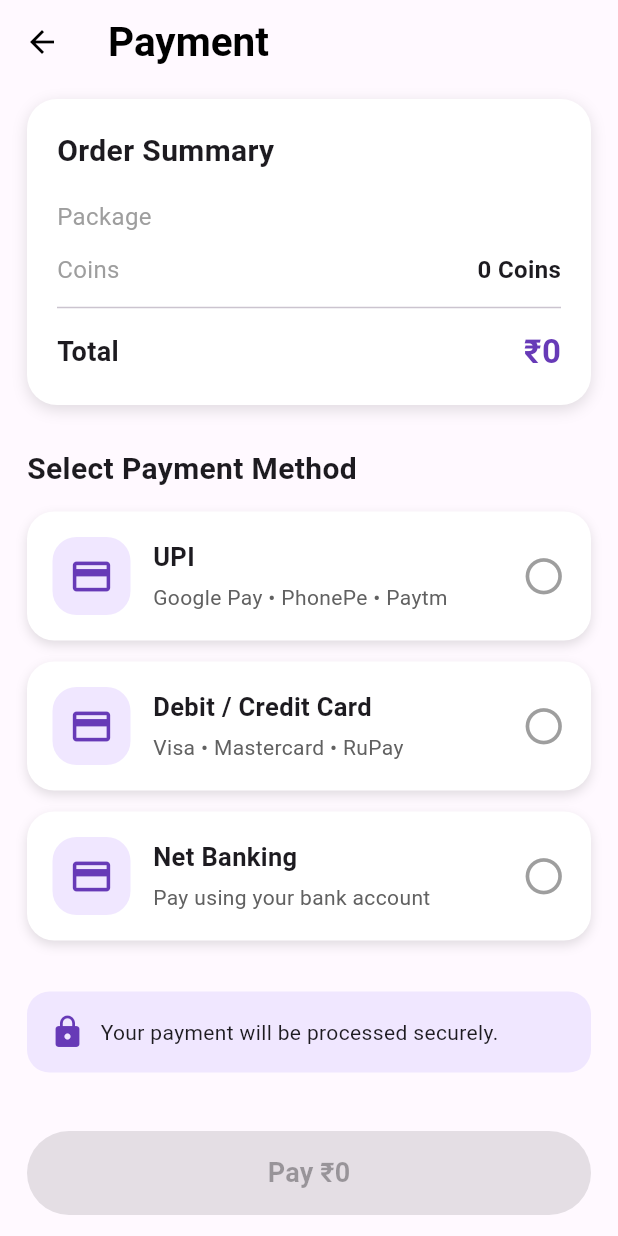
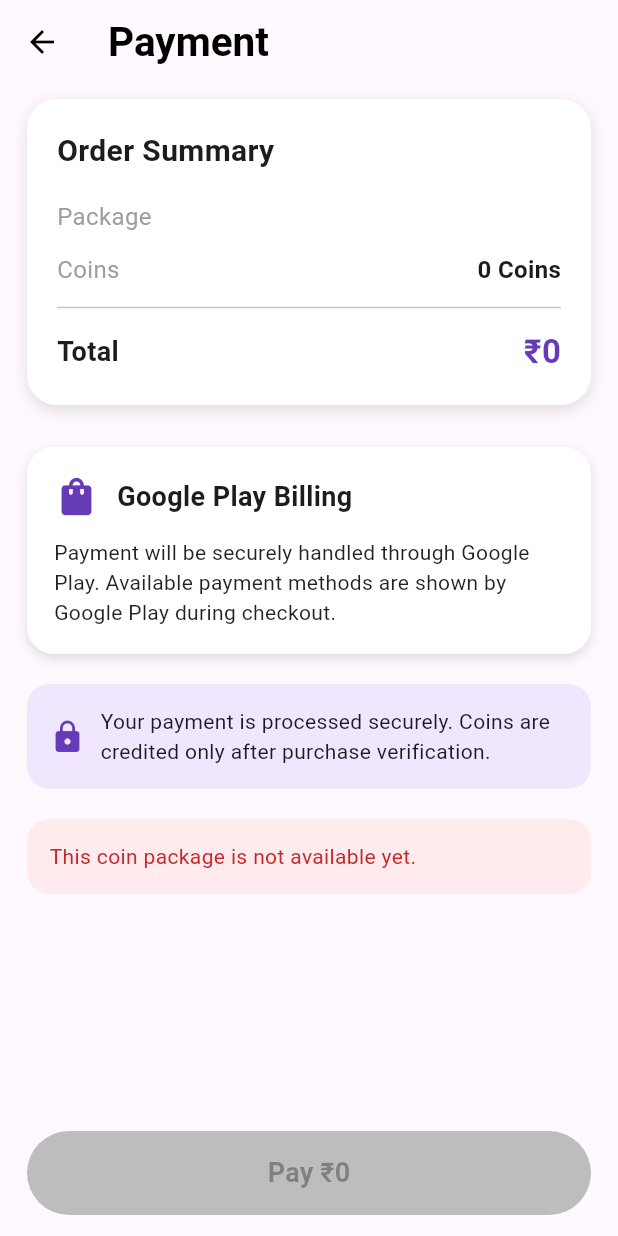
Before and after one commit to klofmanju221-alt/Mchat, a Flutter app: the PaymentScreen screen opened directly with empty values, on a phone screen of 412 x 824 dp. Run offline on Flutter 3.47's test engine with Material 3 defaults, Android fonts, the phone set to English and light mode, and no system bars; our stand-ins replace cloud_firestore, firebase_auth, firebase_core, in_app_purchase; accounts and stored records are empty.

Commit message:
Update payment_screen.dart

```diff
--- a/lib/payment_screen.dart
+++ b/lib/payment_screen.dart
@@ -1,4 +1,7 @@
 import 'package:flutter/material.dart';
+import 'package:in_app_purchase/in_app_purchase.dart';
+
+import 'payment_service.dart';
 
 class PaymentScreen extends StatefulWidget {
   final String packageName;
@@ -20,7 +23,195 @@ class _PaymentScreenState extends State<PaymentScreen> {
   static const Color primaryColor = Color(0xFF673AB7);
   static const Color backgroundColor = Color(0xFFFFF9FF);
 
-  String selectedMethod = '';
+  final PaymentService _paymentService = PaymentService.instance;
+
+  ProductDetails? _product;
+  bool _loading = true;
+  bool _purchasing = false;
+  String? _errorMessage;
+
+  @override
+  void initState() {
+    super.initState();
+
+    _loadProduct();
+
+    _paymentService.listenToPurchases(_handlePurchase);
+  }
+
+  Future<void> _loadProduct() async {
+    try {
+      final products = await _paymentService.loadProducts();
+
+      final productId = _productIdForCoins(widget.coins);
+
+      ProductDetails? found;
+
+      for (final product in products) {
+        if (product.id == productId) {
+          found = product;
+          break;
+        }
+      }
+
+      if (!mounted) return;
+
+      setState(() {
+        _product = found;
+        _loading = false;
+
+        if (found == null) {
+          _errorMessage =
+              'This coin package is not available yet.';
+        }
+      });
+    } catch (e) {
+      if (!mounted) return;
+
+      setState(() {
+        _loading = false;
+        _errorMessage = 'Unable to load payment details.';
+      });
+    }
+  }
+
+  String _productIdForCoins(int coins) {
+    switch (coins) {
+      case 1000:
+        return 'coins_1000';
+
+      case 5000:
+        return 'coins_5000';
+
+      case 10000:
+        return 'coins_10000';
+
+      case 25000:
+        return 'coins_25000';
+
+      case 50000:
+        return 'coins_50000';
+
+      case 100000:
+        return 'coins_100000';
+
+      case 250000:
+        return 'coins_250000';
+
+      case 500000:
+        return 'coins_500000';
+
+      case 1000000:
+        return 'coins_1000000';
+
+      case 2500000:
+        return 'coins_2500000';
+
+      default:
+        return '';
+    }
+  }
+
+  Future<void> _startPurchase() async {
+    if (_product == null || _purchasing) {
+      return;
+    }
+
+    setState(() {
+      _purchasing = true;
+    });
+
+    try {
+      final started = await _paymentService.buyCoins(_product!);
+
+      if (!started && mounted) {
+        setState(() {
+          _purchasing = false;
+        });
+
+        _showMessage(
+          'Unable to start the purchase.',
+        );
+      }
+    } catch (e) {
+      if (!mounted) return;
+
+      setState(() {
+        _purchasing = false;
+      });
+
+      _showMessage(
+        'Payment could not be started.',
+      );
+    }
+  }
+
+  void _handlePurchase(PurchaseDetails purchase) {
+    if (!mounted) return;
+
+    if (purchase.status == PurchaseStatus.pending) {
+      setState(() {
+        _purchasing = true;
+      });
+
+      return;
+    }
+
+    if (purchase.status == PurchaseStatus.error) {
+      setState(() {
+        _purchasing = false;
+      });
+
+      _showMessage(
+        purchase.error?.message ??
+            'Payment failed.',
+      );
+
+      return;
+    }
+
+    if (purchase.status == PurchaseStatus.canceled) {
+      setState(() {
+        _purchasing = false;
+      });
+
+      _showMessage(
+        'Payment was cancelled.',
+      );
+
+      return;
+    }
+
+    if (purchase.status == PurchaseStatus.purchased ||
+        purchase.status == PurchaseStatus.restored) {
+      setState(() {
+        _purchasing = false;
+      });
+
+      // IMPORTANT:
+      // Do NOT add coins here yet.
+      //
+      // The purchase must be verified on a trusted
+      // backend/server before coins are credited.
+      _showMessage(
+        'Purchase received. Verification is required before coins are credited.',
+      );
+    }
+  }
+
+  void _showMessage(String message) {
+    ScaffoldMessenger.of(context).showSnackBar(
+      SnackBar(
+        content: Text(message),
+      ),
+    );
+  }
+
+  @override
+  void dispose() {
+    _paymentService.dispose();
+    super.dispose();
+  }
 
   @override
   Widget build(BuildContext context) {
@@ -57,9 +248,10 @@ class _PaymentScreenState extends State<PaymentScreen> {
         ),
 
         child: Column(
-          crossAxisAlignment: CrossAxisAlignment.start,
+          crossAxisAlignment:
+              CrossAxisAlignment.start,
+
           children: [
-
             // =====================================================
             // ORDER SUMMARY
             // =====================================================
@@ -70,7 +262,8 @@ class _PaymentScreenState extends State<PaymentScreen> {
 
               decoration: BoxDecoration(
                 color: Colors.white,
-                borderRadius: BorderRadius.circular(20),
+                borderRadius:
+                    BorderRadius.circular(20),
 
                 boxShadow: const [
                   BoxShadow(
@@ -86,7 +279,6 @@ class _PaymentScreenState extends State<PaymentScreen> {
                     CrossAxisAlignment.start,
 
                 children: [
-
                   const Text(
                     'Order Summary',
                     style: TextStyle(
@@ -180,44 +372,71 @@ class _PaymentScreenState extends State<PaymentScreen> {
             const SizedBox(height: 28),
 
             // =====================================================
-            // PAYMENT METHODS
+            // GOOGLE PLAY BILLING
             // =====================================================
 
-            const Text(
-              'Select Payment Method',
+            Container(
+              width: double.infinity,
+              padding: const EdgeInsets.all(18),
+
+              decoration: BoxDecoration(
+                color: Colors.white,
+                borderRadius:
+                    BorderRadius.circular(18),
+
+                boxShadow: const [
+                  BoxShadow(
+                    color: Colors.black12,
+                    blurRadius: 6,
+                    offset: Offset(0, 3),
+                  ),
+                ],
+              ),
+
+              child: const Column(
+                crossAxisAlignment:
+                    CrossAxisAlignment.start,
+
+                children: [
+                  Row(
+                    children: [
+                      Icon(
+                        Icons.shopping_bag,
+                        color: primaryColor,
+                        size: 30,
+                      ),
+
+                      SizedBox(width: 12),
+
+                      Expanded(
+                        child: Text(
+                          'Google Play Billing',
                           style: TextStyle(
-                fontSize: 20,
+                            fontSize: 18,
                             fontWeight: FontWeight.bold,
                           ),
                         ),
-
-            const SizedBox(height: 14),
-
-            _paymentMethod(
-              id: 'UPI',
-              title: 'UPI',
-              subtitle: 'Google Pay • PhonePe • Paytm',
-              icon: Icons.account_balance_wallet,
+                      ),
+                    ],
                   ),
 
-            _paymentMethod(
-              id: 'CARD',
-              title: 'Debit / Credit Card',
-              subtitle: 'Visa • Mastercard • RuPay',
-              icon: Icons.credit_card,
+                  SizedBox(height: 12),
+
+                  Text(
+                    'Payment will be securely handled through Google Play. Available payment methods are shown by Google Play during checkout.',
+                    style: TextStyle(
+                      fontSize: 14,
+                      color: Colors.black87,
                     ),
-
-            _paymentMethod(
-              id: 'NETBANKING',
-              title: 'Net Banking',
-              subtitle: 'Pay using your bank account',
-              icon: Icons.account_balance,
+                  ),
+                ],
+              ),
             ),
 
             const SizedBox(height: 20),
 
             // =====================================================
-            // SECURITY MESSAGE
+            // SECURITY
             // =====================================================
 
             Container(
@@ -226,7 +445,8 @@ class _PaymentScreenState extends State<PaymentScreen> {
 
               decoration: BoxDecoration(
                 color: const Color(0xFFF0E7FF),
-                borderRadius: BorderRadius.circular(15),
+                borderRadius:
+                    BorderRadius.circular(15),
               ),
 
               child: const Row(
@@ -240,7 +460,7 @@ class _PaymentScreenState extends State<PaymentScreen> {
 
                   Expanded(
                     child: Text(
-                      'Your payment will be processed securely.',
+                      'Your payment is processed securely. Coins are credited only after purchase verification.',
                       style: TextStyle(
                         fontSize: 14,
                       ),
@@ -249,6 +469,29 @@ class _PaymentScreenState extends State<PaymentScreen> {
                 ],
               ),
             ),
+
+            if (_errorMessage != null) ...[
+              const SizedBox(height: 20),
+
+              Container(
+                width: double.infinity,
+                padding: const EdgeInsets.all(15),
+
+                decoration: BoxDecoration(
+                  color: Colors.red.shade50,
+                  borderRadius:
+                      BorderRadius.circular(15),
+                ),
+
+                child: Text(
+                  _errorMessage!,
+                  style: TextStyle(
+                    color: Colors.red.shade800,
+                    fontSize: 14,
+                  ),
+                ),
+              ),
+            ],
           ],
         ),
       ),
@@ -272,6 +515,9 @@ class _PaymentScreenState extends State<PaymentScreen> {
             style: ElevatedButton.styleFrom(
               backgroundColor: primaryColor,
               foregroundColor: Colors.white,
+              disabledBackgroundColor:
+                  Colors.grey.shade400,
+
               elevation: 3,
 
               shape: RoundedRectangleBorder(
@@ -280,21 +526,27 @@ class _PaymentScreenState extends State<PaymentScreen> {
               ),
             ),
 
-            onPressed: selectedMethod.isEmpty
+            onPressed:
+                _loading ||
+                        _product == null ||
+                        _purchasing
                     ? null
-                : () {
-                    ScaffoldMessenger.of(context)
-                        .showSnackBar(
-                      SnackBar(
-                        content: Text(
-                          'Payment method selected: '
-                          '$selectedMethod',
+                    : _startPurchase,
+
+            child: _loading || _purchasing
+                ? const SizedBox(
+                    width: 24,
+                    height: 24,
+                    child: CircularProgressIndicator(
+                      strokeWidth: 2.5,
+                      valueColor:
+                          AlwaysStoppedAnimation<
+                              Color>(
+                        Colors.white,
                       ),
                     ),
-                    );
-                  },
-
-            child: Text(
+                  )
+                : Text(
                     'Pay ₹${widget.price}',
                     style: const TextStyle(
                       fontSize: 18,
@@ -306,122 +558,4 @@ class _PaymentScreenState extends State<PaymentScreen> {
       ),
     );
   }
-
-  // ===============================================================
-  // PAYMENT METHOD CARD
-  // ===============================================================
-
-  Widget _paymentMethod({
-    required String id,
-    required String title,
-    required String subtitle,
-    required IconData icon,
-  }) {
-    final bool selected =
-        selectedMethod == id;
-
-    return GestureDetector(
-      onTap: () {
-        setState(() {
-          selectedMethod = id;
-        });
-      },
-
-      child: Container(
-        width: double.infinity,
-
-        margin: const EdgeInsets.only(
-          bottom: 14,
-        ),
-
-        padding: const EdgeInsets.all(17),
-
-        decoration: BoxDecoration(
-          color: Colors.white,
-
-          borderRadius:
-              BorderRadius.circular(18),
-
-          border: Border.all(
-            color: selected
-                ? primaryColor
-                : Colors.transparent,
-
-            width: selected ? 2 : 0,
-          ),
-
-          boxShadow: const [
-            BoxShadow(
-              color: Colors.black12,
-              blurRadius: 6,
-              offset: Offset(0, 3),
-            ),
-          ],
-        ),
-
-        child: Row(
-          children: [
-
-            Container(
-              width: 52,
-              height: 52,
-
-              decoration: BoxDecoration(
-                color: const Color(0xFFF0E7FF),
-                borderRadius:
-                    BorderRadius.circular(16),
-              ),
-
-              child: const Icon(
-                Icons.payment,
-                color: primaryColor,
-                size: 30,
-              ),
-            ),
-
-            const SizedBox(width: 15),
-
-            Expanded(
-              child: Column(
-                crossAxisAlignment:
-                    CrossAxisAlignment.start,
-
-                children: [
-                  Text(
-                    title,
-                    style: const TextStyle(
-                      fontSize: 17,
-                      fontWeight: FontWeight.bold,
-                    ),
-                  ),
-
-                  const SizedBox(height: 5),
-
-                  Text(
-                    subtitle,
-                    style: TextStyle(
-                      fontSize: 14,
-                      color: Colors.grey.shade700,
-                    ),
-                  ),
-                ],
-              ),
-            ),
-
-            Icon(
-              selected
-                  ? Icons.check_circle
-                  : Icons.radio_button_unchecked,
-
-              color: selected
-                  ? Colors.green
-                  : Colors.grey,
-
-              size: 29,
-            ),
-          ],
-        ),
-      ),
-    );
 }
-}
```
Lines whose indentation alone changed are shown as unchanged.
